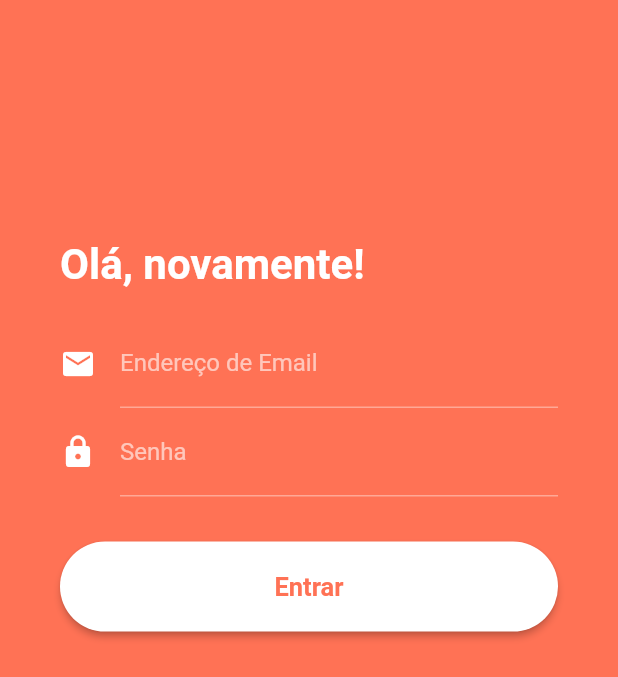
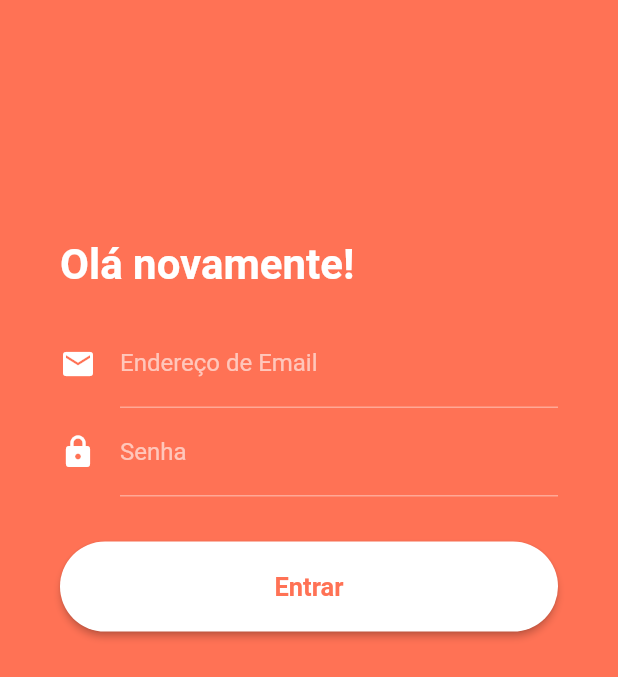
Before and after one commit to paivalucas/pagowapp, a Flutter app: the screen it shows after launch, on a phone screen of 412 x 824 dp, the part 109-786 px from its top. Run offline on Flutter 3.47's test engine with Material 2 defaults, Android fonts, the phone set to English and light mode, and no system bars; our stand-ins replace email_validator.

```diff
--- a/lib/main.dart
+++ b/lib/main.dart
@@ -77,7 +77,7 @@ class _MyHomePageState extends State<MyHomePage> {
                   mainAxisAlignment: MainAxisAlignment.start,
                   children: <Widget>[
                     Text(
-                      "Olá, novamente!",
+                      "Olá novamente!",
                       style: TextStyle(
                           fontWeight: FontWeight.bold,
                           fontSize: 28.0,
```
